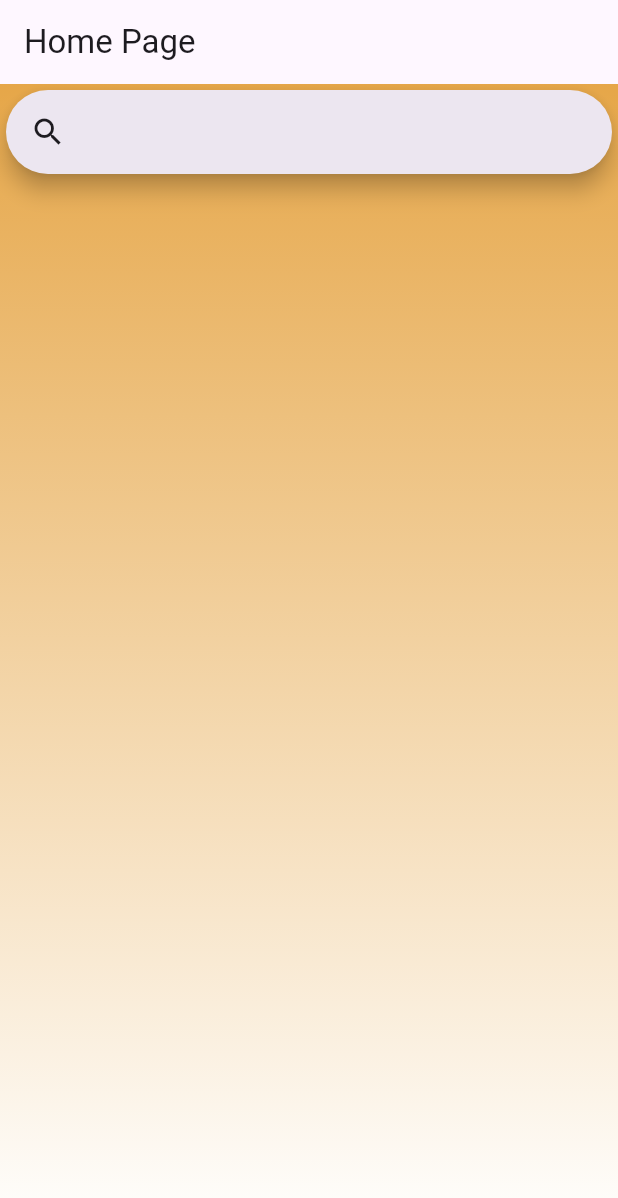
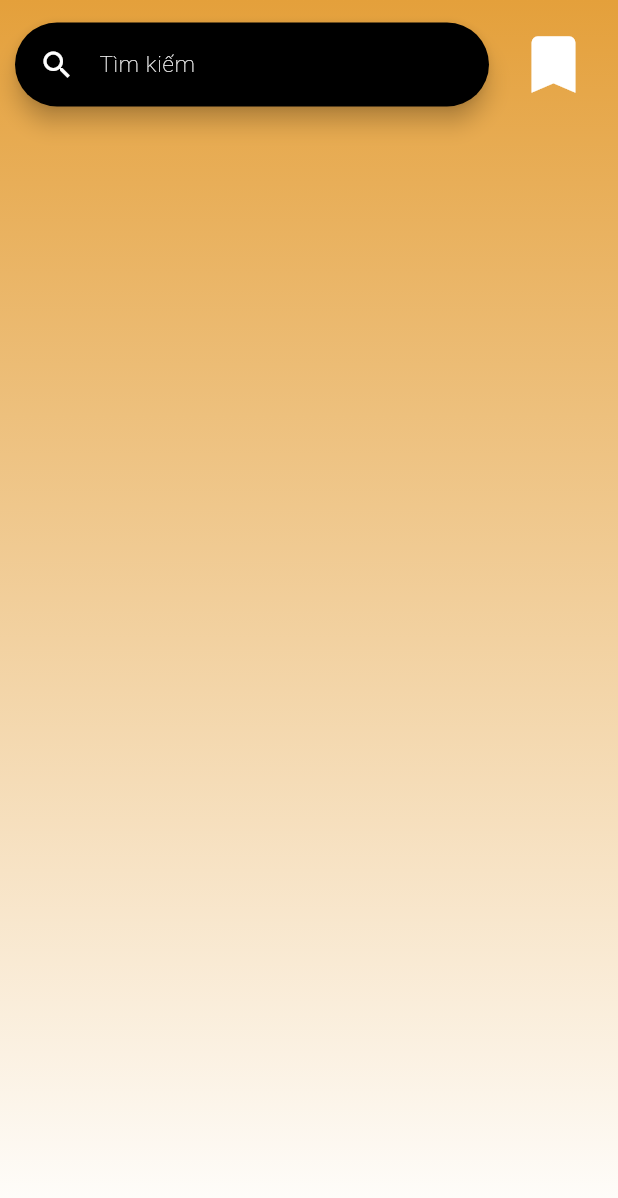
Before and after one commit to azthienaz/appLichSu, a Flutter app: the screen it shows after launch, on a phone screen of 412 x 824 dp. Shown: the top 1198 px of the screen. Run offline on Flutter 3.47's test engine with Material 3 defaults, Android fonts, the phone set to English and light mode, and no system bars.

Commit message:
Update Search Bar and Bookmark Interface

```diff
--- a/lib/home_page.dart
+++ b/lib/home_page.dart
@@ -1,16 +1,18 @@
 import 'package:flutter/material.dart';
-import 'screens/login_page.dart';
-import 'screens/settings_page.dart';
+// import 'screens/login_page.dart';
+// import 'screens/settings_page.dart';
+import 'screens/bookmark_page.dart';
 
-class HomePage extends StatelessWidget {
+
+class HomePage extends StatefulWidget {
   const HomePage({super.key});
-
+  @override
+  _HomePageState createState() => _HomePageState();
+}
+class _HomePageState extends State<HomePage>{
   @override
   Widget build(BuildContext context) {
-    final ThemeData themeData = ThemeData(
-        useMaterial3: true,
-        brightness: Brightness.dark ,
-    );
+
     return
       Container(
         decoration: const BoxDecoration(
@@ -20,15 +22,26 @@ class HomePage extends StatelessWidget {
                 colors: [Color.fromARGB(255, 228, 160, 59), Colors.white])),
         child: Scaffold(
           backgroundColor: Colors.transparent,
-          appBar: AppBar(
-            title: const Text('Home Page'),
-          ),
           body: Padding(
-            padding: const EdgeInsets.all(4.0),
+            padding: const EdgeInsets.fromLTRB(10, 10, 10, 10),
+            child: Row(
+              children: [
+                Flexible(
                   child: SearchAnchor(
+                    viewBackgroundColor: Colors.black,
                     builder: (BuildContext context, SearchController controller)
                     {
                       return SearchBar(
+                        hintText: "Tìm kiếm",
+                        hintStyle: const WidgetStatePropertyAll(
+                          TextStyle(
+                            color: Colors.white,
+                            fontWeight: FontWeight.w100,
+                            fontStyle: FontStyle.normal,
+                            fontSize: 15,
+                          ),
+                        ),
+                        backgroundColor: const WidgetStatePropertyAll(Colors.black),
                         controller: controller,
                         padding: const WidgetStatePropertyAll<EdgeInsets>(
                             EdgeInsets.symmetric(horizontal: 16.0)),
@@ -38,7 +51,7 @@ class HomePage extends StatelessWidget {
                         onChanged: (_) {
                           controller.openView();
                         },
-                  leading: const Icon(Icons.search),
+                        leading: const Icon(Icons.search, color: Colors.white,),
 
                       );
                     },
@@ -57,6 +70,27 @@ class HomePage extends StatelessWidget {
                       });
                     }
                   ),
+
+                ),
+                const SizedBox(
+                  width: 10,
+                ),
+                // Flexible(
+                  IconButton(
+                    color: Colors.white,
+                    iconSize: 50,
+                    onPressed: () {
+                      Navigator.push(
+                        context,
+                        MaterialPageRoute(builder: (context) => const BookmarkPage()),
+                      );
+                    },
+                    icon: const Icon(Icons.bookmark)
+                  ),
+                // ),
+              ],
+            ),
+
           ),
         ),
       );
--- /dev/null
+++ b/lib/screens/bookmark_page.dart
@@ -0,0 +1,17 @@
+import 'package:flutter/material.dart';
+
+class BookmarkPage extends StatelessWidget {
+  const BookmarkPage({super.key});
+
+  @override
+  Widget build(BuildContext context) {
+    return Scaffold(
+      appBar: AppBar(
+        title: const Text('Bookmark Page'),
+      ),
+      body: const Center(
+        child: Text('This is the Bookmark Page'),
+      ),
+    );
+  }
+}
```
Also changed, not shown: 1 other file. Lines whose indentation alone changed are shown as unchanged.
